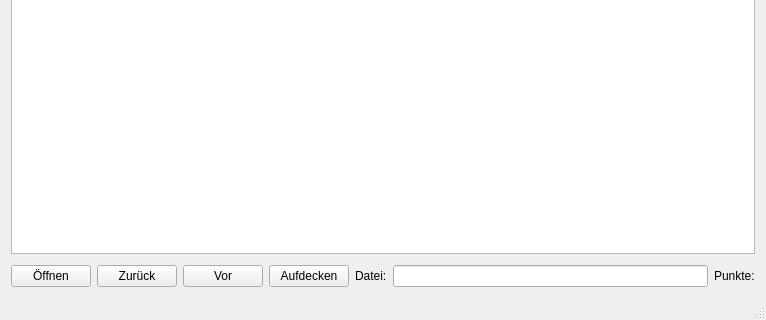
This is mainwindow.ui in thillux/SquareQuizzer as Qt 5 draws it before an edit; both pictures show x 0 to 766 and y 138 to 458 of the 766 by 458 pixel window. The edited form follows.
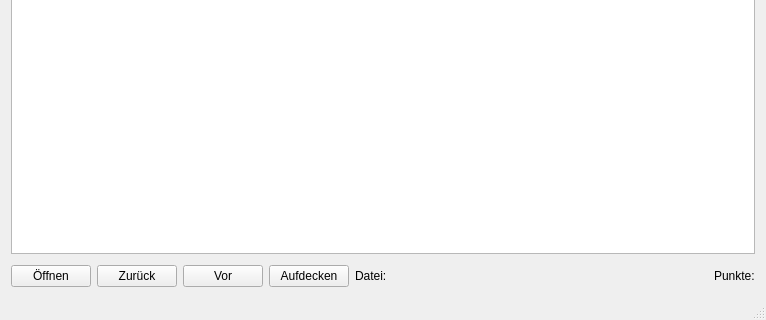
This is the edited form.

The edit to the form file:
```diff
--- a/mainwindow.ui
+++ b/mainwindow.ui
@@ -69,7 +69,17 @@
        </widget>
       </item>
       <item>
-       <widget class="QLineEdit" name="lineEdit"/>
+       <spacer name="horizontalSpacer">
+        <property name="orientation">
+         <enum>Qt::Horizontal</enum>
+        </property>
+        <property name="sizeHint" stdset="0">
+         <size>
+          <width>40</width>
+          <height>20</height>
+         </size>
+        </property>
+       </spacer>
       </item>
       <item>
        <widget class="QLabel" name="pointLabel">
```
